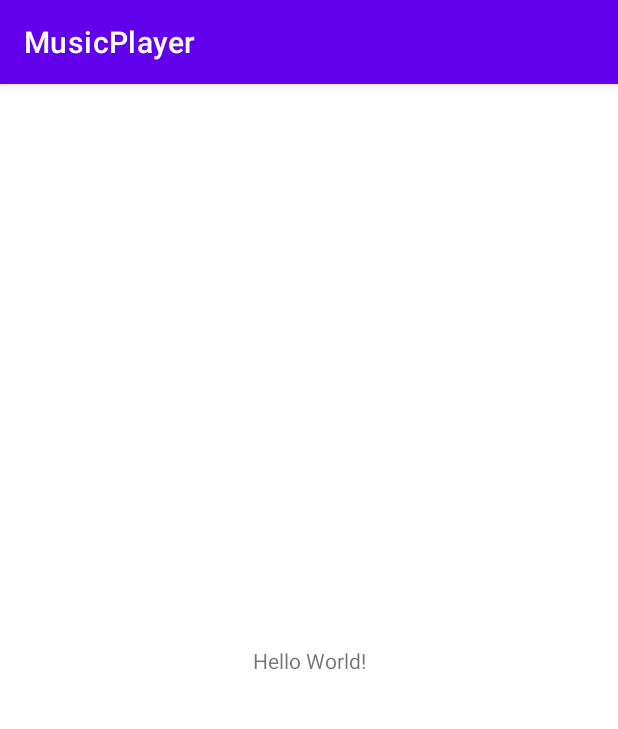
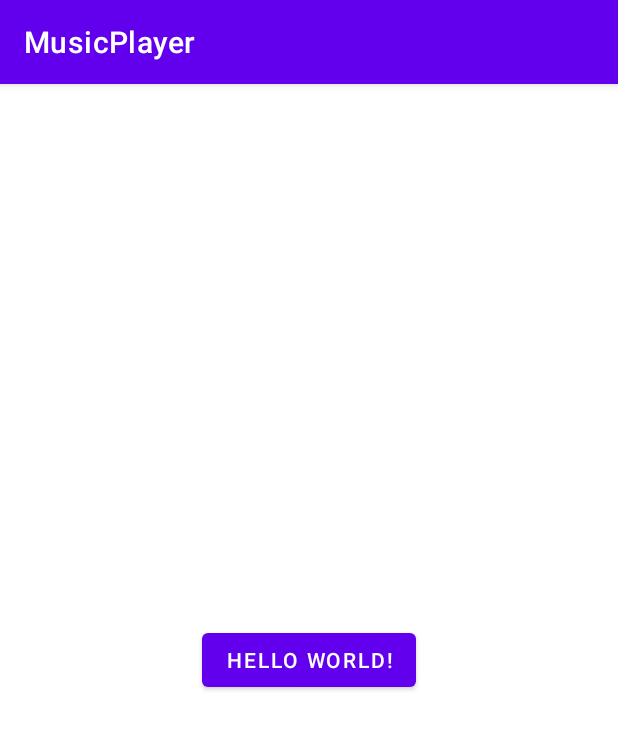
Before and after one commit to shiromoku/Android-study, an Android app: the screen it shows after launch (MainActivity), on a phone screen of 412 x 824 dp. Shown: the top 729 px of the screen. Run offline under Robolectric (Android 15) with nearby library versions, the phone set to English and light mode, and no system bars.

Commit message:
sync project MusicPlayer

```diff
--- a/MusicPlayer/app/build.gradle
+++ b/MusicPlayer/app/build.gradle
@@ -29,6 +29,7 @@ android {
     }
     kotlinOptions {
         jvmTarget = '1.8'
+        languageVersion = '1.4'
     }
 }
 
--- a/MusicPlayer/app/src/main/AndroidManifest.xml
+++ b/MusicPlayer/app/src/main/AndroidManifest.xml
@@ -11,8 +11,7 @@
         android:theme="@style/Theme.MusicPlayer">
         <service
             android:name=".services.MusicService"
-            android:enabled="true"
-            android:exported="false">
+            android:enabled="true">
             <intent-filter>
                 <action android:name="com.example.musicplayer.musicservice"/>
             </intent-filter>
--- a/MusicPlayer/app/src/main/java/com/example/musicplayer/MainActivity.kt
+++ b/MusicPlayer/app/src/main/java/com/example/musicplayer/MainActivity.kt
@@ -1,18 +1,56 @@
 package com.example.musicplayer
 
+import android.content.BroadcastReceiver
 import android.content.Intent
-import android.media.MediaParser
-import android.media.MediaPlayer
+import android.content.IntentFilter
+import android.os.Bundle
+import android.widget.Button
 import androidx.appcompat.app.AppCompatActivity
-import android.os.Bundle
-import com.example.musicplayer.services.MusicService
+import com.example.musicplayer.broadcastReceiver.MusicServiceBroadcastReceiver
+
 
 class MainActivity : AppCompatActivity() {
+    companion object {
+        open val PLAY_MUSIC = 0x001
+        open val PAUSE_MUSIC = 0x002
+        open val STOP_MUSIC = 0x003
+        open val NEXT_MUSIC = 0x004
+        open val PRE_MUSIC = 0x005
+    }
+
+    lateinit var musicServiceReceiver: BroadcastReceiver
+    val myIntent = Intent("com.example.musicplayer.musicservice")
+
     override fun onCreate(savedInstanceState: Bundle?) {
         super.onCreate(savedInstanceState)
         setContentView(R.layout.activity_main)
-        val intent = Intent("com.example.musicplayer.musicservice")
-        intent.setPackage(this.packageName)
-        intent.extras?.putInt("doWhat",MusicService.PLAY_MUSIC)
+        myIntent.setPackage(this.packageName)
+        myIntent.putExtra("data", Bundle().apply {
+            putInt("doWhat", PLAY_MUSIC)
+        })
+
+
+
+        val test = findViewById<Button>(R.id.test)
+        test.setOnClickListener {
+            startService(myIntent)
+        }
+    }
+
+    override fun onResume() {
+        super.onResume()
+        //注册广播接收器
+        val intentFilter = IntentFilter()
+        intentFilter.addAction("com.example.musicplayer.musicbroadcast")
+        musicServiceReceiver = MusicServiceBroadcastReceiver(this.packageName)
+        //下面这一句：NetworkChangeReceiver 就会收到所有值为android.net.conn.CONNECTIVITY_CHANGE 的广播
+        registerReceiver(musicServiceReceiver, intentFilter)
+    }
+
+    override fun onPause() {
+        super.onPause()
+        //注销广播接收器
+        unregisterReceiver(musicServiceReceiver)
+        stopService(myIntent)
     }
 }
--- /dev/null
+++ b/MusicPlayer/app/src/main/java/com/example/musicplayer/broadcastReceiver/MusicServiceBroadcastReceiver.kt
@@ -0,0 +1,21 @@
+package com.example.musicplayer.broadcastReceiver
+
+import android.content.BroadcastReceiver
+import android.content.Context
+import android.content.Intent
+import android.os.Bundle
+
+class MusicServiceBroadcastReceiver(val packageName: String?) : BroadcastReceiver() {
+    var newIntent:Intent = Intent("com.example.musicplayer.musicservice")
+
+    init {
+        newIntent.setPackage(this.packageName)
+    }
+    override fun onReceive(context: Context?, intent: Intent?) {
+        val toData = Bundle()
+        val fromData = intent?.extras?.getBundle("data")
+        if(fromData != null){
+            toData.putInt("doWhat",fromData.getInt("doWhat"))
+        }
+    }
+}
--- a/MusicPlayer/app/src/main/res/layout/activity_main.xml
+++ b/MusicPlayer/app/src/main/res/layout/activity_main.xml
@@ -6,7 +6,8 @@
     android:layout_height="match_parent"
     tools:context=".MainActivity">
 
-    <TextView
+    <Button
+        android:id="@+id/test"
         android:layout_width="wrap_content"
         android:layout_height="wrap_content"
         android:text="Hello World!"
```
Also changed, not shown: MusicPlayer/app/src/main/java/com/example/musicplayer/broadcastReceiver/MainBroadcastReceiver.kt (added, +11 -0 lines), MusicPlayer/app/src/main/java/com/example/musicplayer/services/MusicService.kt (+15 -13 lines), MusicPlayer/build.gradle (line endings or trailing spaces).
